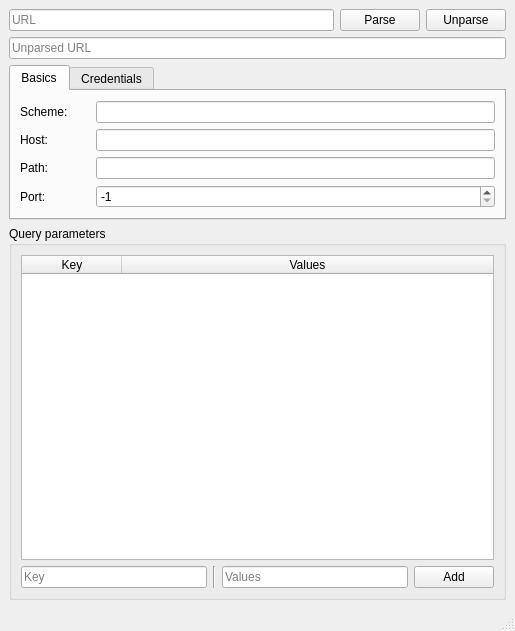
Above: src/mainwindow.ui from mikewii/urlparser before the change. Below: the same form after it.
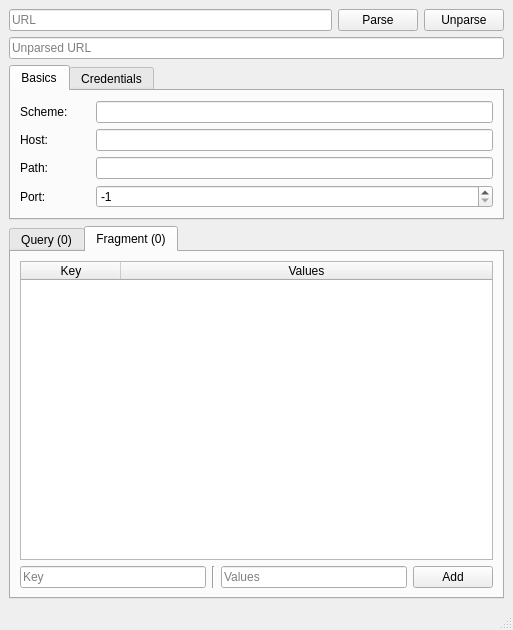
That is the form after the change. The open tabs and pages were chosen to show the change.

Commit message: add support for fragment

```diff
--- a/src/mainwindow.ui
+++ b/src/mainwindow.ui
@@ -6,15 +6,15 @@
    <rect>
     <x>0</x>
     <y>0</y>
-    <width>515</width>
-    <height>631</height>
+    <width>513</width>
+    <height>630</height>
    </rect>
   </property>
   <property name="windowTitle">
    <string>MainWindow</string>
   </property>
   <widget class="QWidget" name="centralwidget">
-   <layout class="QVBoxLayout" name="verticalLayout_4">
+   <layout class="QVBoxLayout" name="verticalLayout_5">
     <item>
      <layout class="QHBoxLayout" name="horizontalLayout_2">
       <item>
@@ -195,11 +195,15 @@
      </widget>
     </item>
     <item>
-     <widget class="QGroupBox" name="groupBox">
-      <property name="title">
-       <string>Query parameters</string>
+     <widget class="QTabWidget" name="mainTab">
+      <property name="currentIndex">
+       <number>0</number>
       </property>
-      <layout class="QVBoxLayout" name="verticalLayout_2">
+      <widget class="QWidget" name="queryTab">
+       <attribute name="title">
+        <string>Query (0)</string>
+       </attribute>
+       <layout class="QVBoxLayout" name="verticalLayout_4">
        <item>
         <widget class="QTableWidget" name="queryParams">
          <property name="alternatingRowColors">
@@ -263,6 +267,78 @@
        </item>
       </layout>
      </widget>
+      <widget class="QWidget" name="fragmentTab">
+       <attribute name="title">
+        <string>Fragment (0)</string>
+       </attribute>
+       <layout class="QVBoxLayout" name="verticalLayout_2">
+        <item>
+         <widget class="QTableWidget" name="fragmentParams">
+          <property name="alternatingRowColors">
+           <bool>true</bool>
+          </property>
+          <property name="gridStyle">
+           <enum>Qt::SolidLine</enum>
+          </property>
+          <attribute name="horizontalHeaderCascadingSectionResizes">
+           <bool>false</bool>
+          </attribute>
+          <attribute name="horizontalHeaderShowSortIndicator" stdset="0">
+           <bool>false</bool>
+          </attribute>
+          <attribute name="horizontalHeaderStretchLastSection">
+           <bool>true</bool>
+          </attribute>
+          <attribute name="verticalHeaderVisible">
+           <bool>false</bool>
+          </attribute>
+          <column>
+           <property name="text">
+            <string>Key</string>
+           </property>
+          </column>
+          <column>
+           <property name="text">
+            <string>Values</string>
+           </property>
+          </column>
+         </widget>
+        </item>
+        <item>
+         <layout class="QHBoxLayout" name="horizontalLayout_4">
+          <item>
+           <widget class="QLineEdit" name="fragmentParamKey">
+            <property name="placeholderText">
+             <string>Key</string>
+            </property>
+           </widget>
+          </item>
+          <item>
+           <widget class="Line" name="line_2">
+            <property name="orientation">
+             <enum>Qt::Vertical</enum>
+            </property>
+           </widget>
+          </item>
+          <item>
+           <widget class="QLineEdit" name="fragmentParamValues">
+            <property name="placeholderText">
+             <string>Values</string>
+            </property>
+           </widget>
+          </item>
+          <item>
+           <widget class="QPushButton" name="addFragmentParam">
+            <property name="text">
+             <string>Add</string>
+            </property>
+           </widget>
+          </item>
+         </layout>
+        </item>
+       </layout>
+      </widget>
+     </widget>
     </item>
    </layout>
   </widget>
```
Left out of the diff: 2 changed lines with no effect on the pictures. Lines whose indentation alone changed are shown as unchanged. The commit also changes 4 other files.
